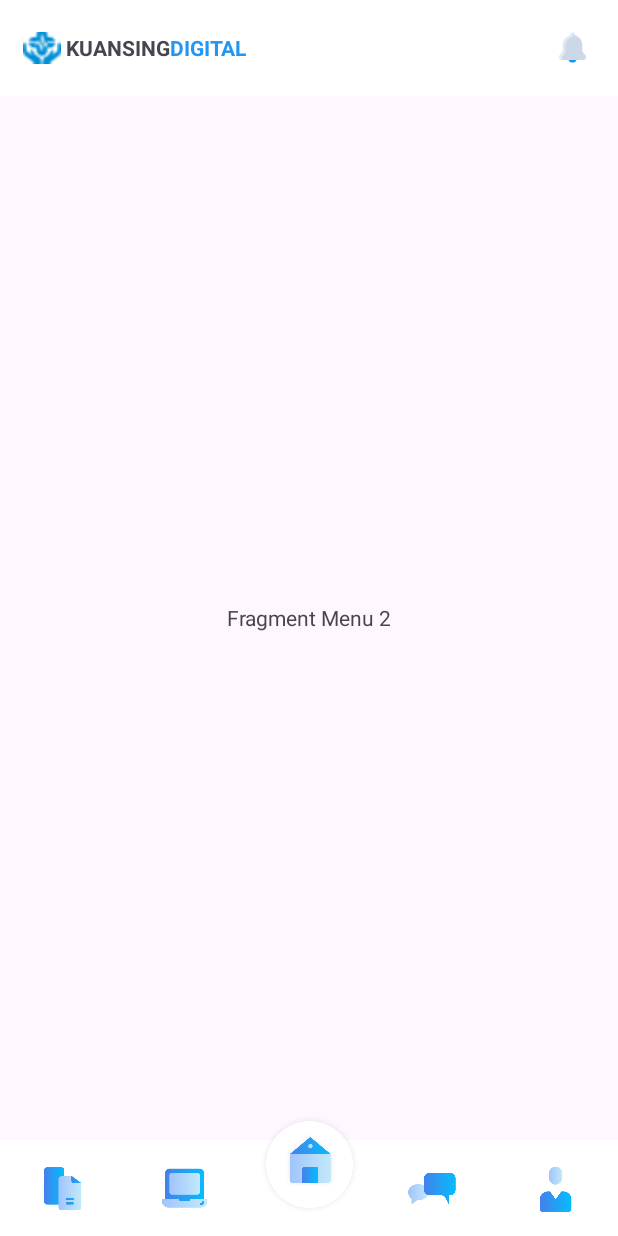
After one commit to moncows/TestDsikominfo, an Android app: the fragment FragmentMenu2 placed in its activity, on a phone screen of 412 x 824 dp. The commit adds this screen. Run offline under Robolectric (Android 15) with nearby library versions, the phone set to English and light mode, and no system bars.

Commit message:
add framgent

```diff
--- a/app/src/main/AndroidManifest.xml
+++ b/app/src/main/AndroidManifest.xml
@@ -30,6 +30,9 @@
         tools:ignore="GoogleAppIndexingWarning"
         tools:targetApi="31">
         <activity
+            android:name=".NotifActivity"
+            android:exported="false" />
+        <activity
             android:name=".MoreVideosActivity"
             android:exported="false" />
         <activity
--- /dev/null
+++ b/app/src/main/java/com/shiend/testdiskominfo/FragmentMenu2.java
@@ -0,0 +1,64 @@
+package com.shiend.testdiskominfo;
+
+import android.os.Bundle;
+
+import androidx.fragment.app.Fragment;
+
+import android.view.LayoutInflater;
+import android.view.View;
+import android.view.ViewGroup;
+
+/**
+ * A simple {@link Fragment} subclass.
+ * Use the {@link FragmentMenu2#newInstance} factory method to
+ * create an instance of this fragment.
+ */
+public class FragmentMenu2 extends Fragment {
+
+    // TODO: Rename parameter arguments, choose names that match
+    // the fragment initialization parameters, e.g. ARG_ITEM_NUMBER
+    private static final String ARG_PARAM1 = "param1";
+    private static final String ARG_PARAM2 = "param2";
+
+    // TODO: Rename and change types of parameters
+    private String mParam1;
+    private String mParam2;
+
+    public FragmentMenu2() {
+        // Required empty public constructor
+    }
+
+    /**
+     * Use this factory method to create a new instance of
+     * this fragment using the provided parameters.
+     *
+     * @param param1 Parameter 1.
+     * @param param2 Parameter 2.
+     * @return A new instance of fragment FragmentMenu2.
+     */
+    // TODO: Rename and change types and number of parameters
+    public static FragmentMenu2 newInstance(String param1, String param2) {
+        FragmentMenu2 fragment = new FragmentMenu2();
+        Bundle args = new Bundle();
+        args.putString(ARG_PARAM1, param1);
+        args.putString(ARG_PARAM2, param2);
+        fragment.setArguments(args);
+        return fragment;
+    }
+
+    @Override
+    public void onCreate(Bundle savedInstanceState) {
+        super.onCreate(savedInstanceState);
+        if (getArguments() != null) {
+            mParam1 = getArguments().getString(ARG_PARAM1);
+            mParam2 = getArguments().getString(ARG_PARAM2);
+        }
+    }
+
+    @Override
+    public View onCreateView(LayoutInflater inflater, ViewGroup container,
+                             Bundle savedInstanceState) {
+        // Inflate the layout for this fragment
+        return inflater.inflate(R.layout.fragment_menu2, container, false);
+    }
+}
--- a/app/src/main/java/com/shiend/testdiskominfo/HomeFragment.java
+++ b/app/src/main/java/com/shiend/testdiskominfo/HomeFragment.java
@@ -152,5 +152,11 @@ public class HomeFragment extends Fragment {
             super.onPostExecute(aBoolean);
             btnPlay.setEnabled(true);
         }
+
+    }
+
+    @Override
+    public void onResume() {
+        super.onResume();
     }
 }
--- a/app/src/main/java/com/shiend/testdiskominfo/MainActivity.java
+++ b/app/src/main/java/com/shiend/testdiskominfo/MainActivity.java
@@ -9,7 +9,9 @@ import androidx.fragment.app.FragmentTransaction;
 
 import android.os.Bundle;
 import android.util.Log;
+import android.view.View;
 import android.widget.FrameLayout;
+import android.widget.ImageView;
 import android.widget.Toast;
 
 import com.google.gson.Gson;
@@ -35,11 +37,13 @@ public class MainActivity extends FragmentActivity {
     private Fragment frm;
 
     private Services services;
+    private ImageView btnHomePage, btnMenu1, btnMenu2, btnMenu3, btnMenu4;
 
     @Override
     protected void onCreate(Bundle savedInstanceState) {
         super.onCreate(savedInstanceState);
         setContentView(R.layout.activity_main);
+
         services = Utils.getClient().create(Services.class);
         services.getVideo().enqueue(new Callback<JsonObject>() {
             @Override
@@ -61,6 +65,62 @@ public class MainActivity extends FragmentActivity {
         frameLayout = findViewById(R.id.frameLayout);
         frm = new HomeFragment();
         loadFragment(frm);
+
+        initView();
+        initClick();
+
+    }
+
+    private void initView() {
+        btnHomePage = findViewById(R.id.btHomePage);
+        btnMenu1 = findViewById(R.id.btnMenu1);
+        btnMenu2 = findViewById(R.id.btnMenu2);
+        btnMenu3 = findViewById(R.id.btnMenu3);
+        btnMenu4 = findViewById(R.id.btnMenu4);
+
+    }
+
+    private void initClick() {
+        btnHomePage.setOnClickListener(new View.OnClickListener() {
+            @Override
+            public void onClick(View v) {
+                frm = new HomeFragment();
+                loadFragment(frm);
+            }
+        });
+
+        btnMenu1.setOnClickListener(new View.OnClickListener() {
+            @Override
+            public void onClick(View v) {
+                frm = new FragmentMenu1();
+                loadFragment(frm);
+            }
+        });
+
+
+        btnMenu2.setOnClickListener(new View.OnClickListener() {
+            @Override
+            public void onClick(View v) {
+                frm = new FragmentMenu2();
+                loadFragment(frm);
+            }
+        });
+        btnMenu3.setOnClickListener(new View.OnClickListener() {
+            @Override
+            public void onClick(View v) {
+                frm = new FragmentMenu3();
+                loadFragment(frm);
+            }
+        });
+
+        btnMenu4.setOnClickListener(new View.OnClickListener() {
+            @Override
+            public void onClick(View v) {
+                frm = new FragmentMenu4();
+                loadFragment(frm);
+            }
+        });
+
     }
 
     private void showData(List<VideoResp> list) {
@@ -78,4 +138,18 @@ public class MainActivity extends FragmentActivity {
         transaction.commit();
     }
 
+    @Override
+    protected void onResume() {
+        super.onResume();
+        frm = new HomeFragment();
+        loadFragment(frm);
+    }
+
+
+    @Override
+    public void onBackPressed() {
+        super.onBackPressed();
+        frm = new HomeFragment();
+        loadFragment(frm);
+    }
 }
--- a/app/src/main/res/layout/activity_main.xml
+++ b/app/src/main/res/layout/activity_main.xml
@@ -88,6 +88,7 @@
             android:layout_weight="1">
 
             <ImageView
+                android:id="@+id/btnMenu1"
                 android:layout_width="match_parent"
                 android:layout_height="match_parent"
                 android:layout_margin="@dimen/spacing_large"
@@ -100,6 +101,7 @@
             android:layout_weight="1">
 
             <ImageView
+                android:id="@+id/btnMenu2"
                 android:layout_width="match_parent"
                 android:layout_height="match_parent"
                 android:layout_margin="@dimen/spacing_large"
@@ -117,6 +119,7 @@
             android:layout_weight="1">
 
             <ImageView
+                android:id="@+id/btnMenu3"
                 android:layout_width="match_parent"
                 android:layout_height="match_parent"
                 android:layout_margin="@dimen/spacing_large"
@@ -129,6 +132,7 @@
             android:layout_weight="1">
 
             <ImageView
+                android:id="@+id/btnMenu4"
                 android:layout_width="match_parent"
                 android:layout_height="match_parent"
                 android:layout_margin="@dimen/spacing_large"
@@ -139,6 +143,7 @@
     </LinearLayout>
 
     <ImageView
+        android:id="@+id/btHomePage"
         android:layout_width="75dp"
         android:layout_height="75dp"
         android:layout_gravity="center"
--- /dev/null
+++ b/app/src/main/res/layout/fragment_menu2.xml
@@ -0,0 +1,21 @@
+<?xml version="1.0" encoding="utf-8"?>
+<FrameLayout xmlns:android="http://schemas.android.com/apk/res/android"
+    xmlns:tools="http://schemas.android.com/tools"
+    android:layout_width="match_parent"
+    android:layout_height="match_parent"
+    tools:context=".FragmentMenu2">
+
+    <LinearLayout
+        android:layout_width="match_parent"
+        android:layout_height="match_parent"
+        android:gravity="center">
+
+        <TextView
+            android:layout_width="match_parent"
+            android:layout_height="match_parent"
+            android:layout_gravity="center"
+            android:gravity="center"
+            android:text="Fragment Menu 2" />
+
+    </LinearLayout>
+</FrameLayout>
```
Also changed, not shown: app/src/main/java/com/shiend/testdiskominfo/FragmentMenu1.java (added, +64 -0 lines), app/src/main/java/com/shiend/testdiskominfo/FragmentMenu3.java (added, +64 -0 lines), app/src/main/java/com/shiend/testdiskominfo/FragmentMenu4.java (added, +64 -0 lines), app/src/main/java/com/shiend/testdiskominfo/NotifActivity.java (added, +14 -0 lines), app/src/main/res/layout/activity_notif.xml (added, +16 -0 lines), app/src/main/res/layout/fragment_menu1.xml (added, +25 -0 lines), app/src/main/res/layout/fragment_menu3.xml (added, +21 -0 lines), app/src/main/res/layout/fragment_menu4.xml (added, +22 -0 lines).
